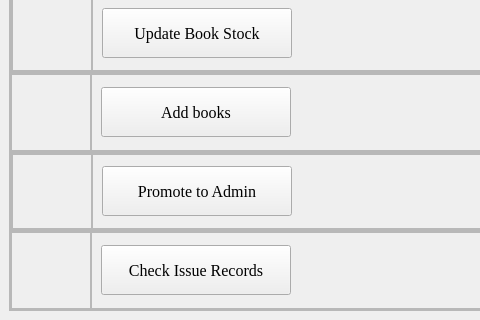
Old version of the form adminpannel.ui in the repository aavashlamichhane/LibMan; both pictures show x 0 to 480 and y 280 to 600 of the 800 by 600 pixel window.
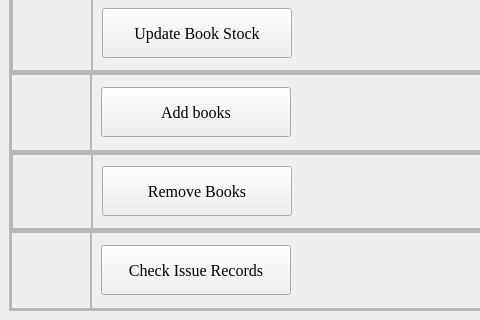
New version of the form. Icons and pictures are not drawn.

```diff
--- a/adminpannel.ui
+++ b/adminpannel.ui
@@ -744,7 +744,7 @@
                    </font>
                   </property>
                   <property name="text">
-                   <string>Promote to Admin</string>
+                   <string>Remove Books</string>
                   </property>
                  </widget>
                 </item>
```
Left out of the diff: 11 changed lines with no effect on the pictures.
